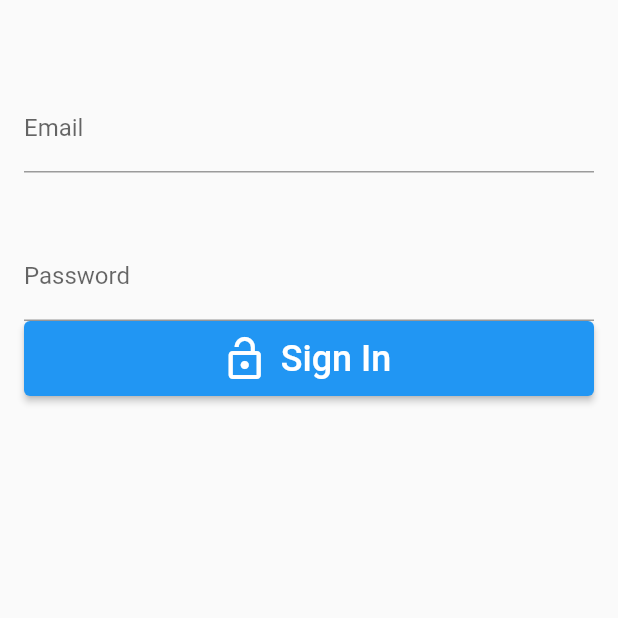
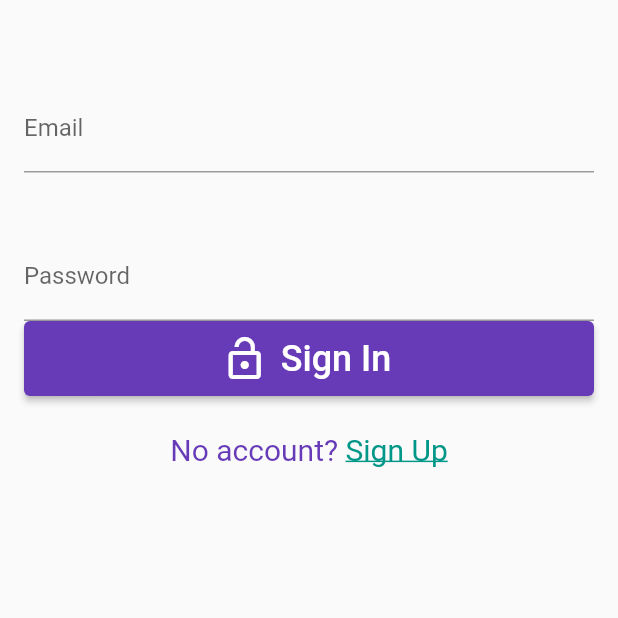
Before and after one commit to Kchinzewe/fullconnectpamodzi, a Flutter app: the screen it shows after launch, on a phone screen of 412 x 824 dp, the top half of it. Run offline on Flutter 3.47's test engine with Material 2 defaults, Android fonts, the phone set to English and light mode, and no system bars; our stand-ins replace email_validator, firebase_auth, firebase_core; accounts and stored records are empty.

Commit message:
what:signup why:user now can signup and login into the app.

```diff
--- a/lib/main.dart
+++ b/lib/main.dart
@@ -1,4 +1,6 @@
+import 'package:connectv01pamodzi/screens/auth.dart';
 import 'package:connectv01pamodzi/screens/home.dart';
+import 'package:connectv01pamodzi/utils.dart';
 import 'package:connectv01pamodzi/widget/login_widget.dart';
 import 'package:firebase_auth/firebase_auth.dart';
 import 'package:flutter/material.dart';
@@ -13,6 +15,8 @@ Future main() async {
   runApp(const MyApp());
 }
 
+final navigatorKey = GlobalKey<NavigatorState>();
+
 class MyApp extends StatelessWidget {
   static final String title = 'Connect Pamodzi';
   const MyApp({super.key});
@@ -21,9 +25,13 @@ class MyApp extends StatelessWidget {
   @override
   Widget build(BuildContext context) {
     return MaterialApp(
+      // scaffoldMessengerKey: Utils.messengerKey,
+      navigatorKey: navigatorKey,
+      debugShowCheckedModeBanner: false,
       title: title,
       theme: ThemeData(
-        primarySwatch: Colors.blue,
+        primarySwatch: Colors.deepPurple,
+        accentColor: Colors.teal,
       ),
       home: const MainPage(),
     );
@@ -50,7 +58,7 @@ class MainPage extends StatelessWidget {
           } else if (snapshot.hasData) {
             return Home();
           } else {
-            return LoginWidget();
+            return Auth();
           }
         },
       ),
--- /dev/null
+++ b/lib/screens/auth.dart
@@ -0,0 +1,27 @@
+import 'package:connectv01pamodzi/widget/signup_widget.dart';
+import 'package:flutter/material.dart';
+import 'package:connectv01pamodzi/widget/login_widget.dart';
+
+class Auth extends StatefulWidget {
+  const Auth({super.key});
+
+  @override
+  State<Auth> createState() => _AuthState();
+}
+
+class _AuthState extends State<Auth> {
+  bool isLogin = true;
+
+  void toggle() => setState(() {
+        isLogin = !isLogin;
+  });
+
+  @override
+  Widget build(BuildContext context) {
+    return isLogin
+        ? LoginWidget(onClickedSignUp: toggle)
+        : SignUpWidget(onClickedSignIn: toggle);
+
+    ;
+  }
+}
--- /dev/null
+++ b/lib/utils.dart
@@ -0,0 +1,18 @@
+import 'package:flutter/material.dart';
+
+class Utils {
+  final messengerKey = GlobalKey<ScaffoldMessengerState>();
+
+  static showSnackBar(String? text) {
+    if (text == null) return;
+
+    final snackBar = SnackBar(
+      content: Text(text),
+      backgroundColor: Colors.red,
+    );
+
+    // messengerKey.currentState!
+    //   ..removeCurrentSnackBar()
+    //   ..showSnackBar(snackBar);
+  }
+}
--- a/lib/widget/login_widget.dart
+++ b/lib/widget/login_widget.dart
@@ -3,7 +3,14 @@ import 'package:flutter/material.dart';
 import 'package:flutter/gestures.dart';
 
 class LoginWidget extends StatefulWidget {
-  const LoginWidget({super.key});
+  // const LoginWidget({super.key});
+
+  final VoidCallback onClickedSignUp;
+
+  const LoginWidget({
+    Key? key,
+    required this.onClickedSignUp,
+  }) : super(key: key);
 
   @override
   State<LoginWidget> createState() => _LoginWidgetState();
@@ -54,7 +61,7 @@ class _LoginWidgetState extends State<LoginWidget> {
           ),
           TextField(
             controller: emailController,
-            cursorColor: Colors.white,
+            cursorColor: Colors.deepPurple,
             textInputAction: TextInputAction.next,
             decoration: InputDecoration(labelText: 'Email'),
           ),
@@ -63,9 +70,10 @@ class _LoginWidgetState extends State<LoginWidget> {
           ),
           TextField(
             controller: passwordController,
-            cursorColor: Colors.white,
+            cursorColor: Colors.deepPurple,
             textInputAction: TextInputAction.next,
             decoration: InputDecoration(labelText: 'Password'),
+            obscureText: true,
           ),
           ElevatedButton.icon(
             style: ElevatedButton.styleFrom(
@@ -80,7 +88,26 @@ class _LoginWidgetState extends State<LoginWidget> {
               style: TextStyle(fontSize: 24),
             ),
             onPressed: signIn,
-          )
+          ),
+          SizedBox(
+            height: 24,
+          ),
+          RichText(
+            text: TextSpan(
+              style: TextStyle(color: Colors.deepPurple, fontSize: 20),
+              text: 'No account? ',
+              children: [
+                TextSpan(
+                    recognizer: TapGestureRecognizer()
+                      ..onTap = widget.onClickedSignUp,
+                    text: 'Sign Up',
+                    style: TextStyle(
+                      decoration: TextDecoration.underline,
+                      color: Theme.of(context).colorScheme.secondary,
+                    ))
+              ],
+            ),
+          ),
         ],
       ),
     );
--- a/pubspec.yaml
+++ b/pubspec.yaml
@@ -39,6 +39,8 @@ dependencies:
   firebase_core: ^2.3.0
   cloud_firestore: ^4.1.0
   firebase_auth: ^4.1.4
+  # Validate Email
+  email_validator: ^2.0.1
 
 dev_dependencies:
   flutter_test:
```
Also changed, not shown: lib/widget/signup_widget.dart (added, +151 -0 lines), pubspec.lock.
